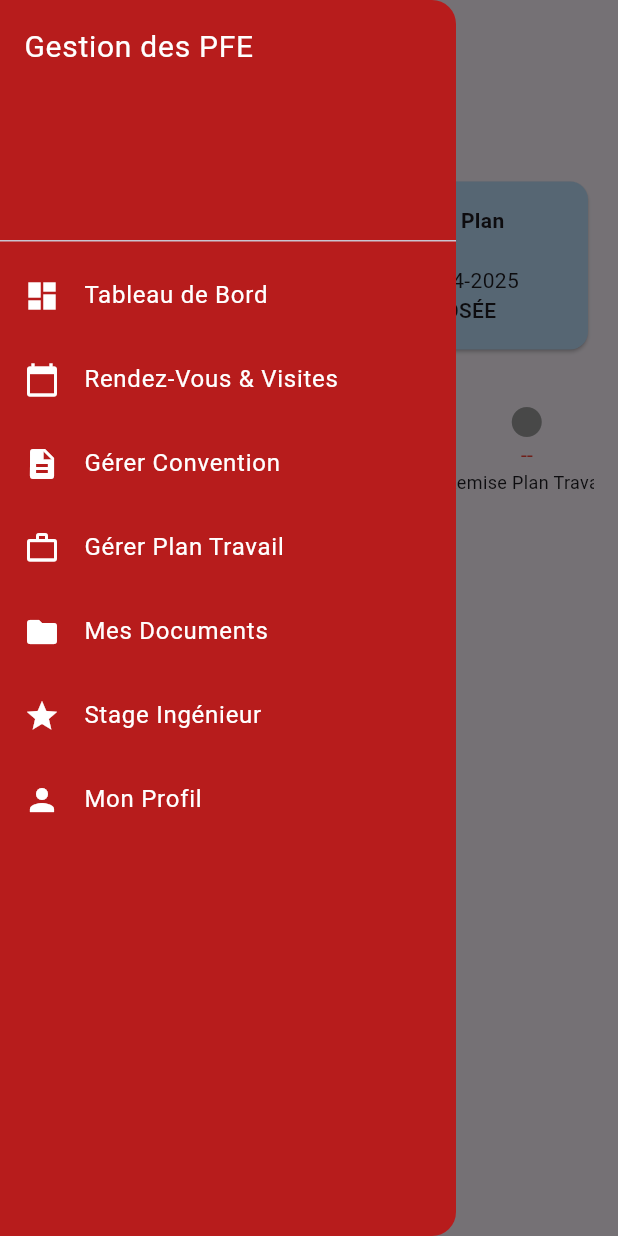
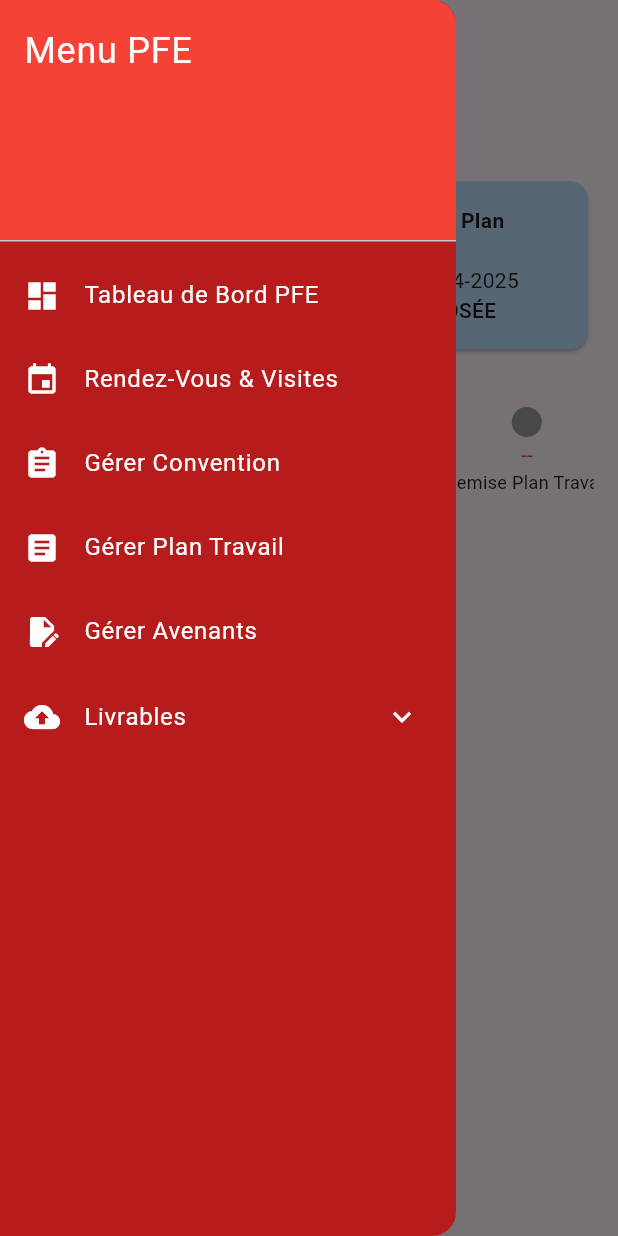
Before and after one commit to SaibiDhia/stage_app, a Flutter app: the DashboardStudent screen opened directly, with the side drawer open, on a phone screen of 412 x 824 dp. Run offline on Flutter 3.47's test engine with Material 3 defaults, Android fonts, the phone set to English and light mode, and no system bars; our stand-ins replace file_picker, shared_preferences; accounts and stored records are empty.

Commit message:
Upload is working successfully

```diff
--- a/Frontend/lib/main.dart
+++ b/Frontend/lib/main.dart
@@ -2,6 +2,7 @@ import 'package:flutter/material.dart';
 import 'package:pfeproject/screens/register_page.dart';
 import 'package:pfeproject/screens/splash_screen.dart';
 import 'package:pfeproject/screens/login_page.dart';
+import 'package:pfeproject/screens/depot_page.dart';
 
 void main() {
   runApp(const MyApp());
--- a/Frontend/lib/screens/login_page.dart
+++ b/Frontend/lib/screens/login_page.dart
@@ -41,10 +41,12 @@ class _LoginPageState extends State<LoginPage> {
       final data = jsonDecode(response.body);
       final token = data['token'];
       final role = data['role'];
+      final userId = data['id'];
 
       final prefs = await SharedPreferences.getInstance();
       await prefs.setString('token', token);
       await prefs.setString('role', role);
+      await prefs.setInt('userId', userId);
 
       if (role == 'ETUDIANT') {
         Navigator.of(context).pushReplacement(
--- a/Frontend/lib/widgets/sidebar.dart
+++ b/Frontend/lib/widgets/sidebar.dart
@@ -1,40 +1,77 @@
 import 'package:flutter/material.dart';
+import '../screens/depot_page.dart';
 
 class Sidebar extends StatelessWidget {
-  final void Function(String)? onSelect;
-
-  const Sidebar({super.key, this.onSelect});
+  const Sidebar({super.key});
 
   @override
   Widget build(BuildContext context) {
     return Drawer(
-      backgroundColor: Colors.red.shade900,
+      backgroundColor: Colors.red[900],
       child: ListView(
+        padding: EdgeInsets.zero,
         children: [
-          DrawerHeader(
+          const DrawerHeader(
+            decoration: BoxDecoration(color: Colors.red),
             child: Text(
-              'Gestion des PFE',
-              style: TextStyle(color: Colors.white, fontSize: 20),
+              'Menu PFE',
+              style: TextStyle(color: Colors.white, fontSize: 24),
             ),
           ),
-          _buildTile(Icons.dashboard, 'Tableau de Bord', 'dashboard'),
-          _buildTile(
-              Icons.calendar_today, 'Rendez-Vous & Visites', 'rendezvous'),
-          _buildTile(Icons.description, 'Gérer Convention', 'convention'),
-          _buildTile(Icons.work_outline, 'Gérer Plan Travail', 'plan'),
-          _buildTile(Icons.folder, 'Mes Documents', 'documents'),
-          _buildTile(Icons.star, 'Stage Ingénieur', 'stage'),
-          _buildTile(Icons.person, 'Mon Profil', 'profil'),
+          _buildTile(Icons.dashboard, "Tableau de Bord PFE", () {}),
+          _buildTile(Icons.event, "Rendez-Vous & Visites", () {}),
+          _buildTile(Icons.assignment, "Gérer Convention", () {}),
+          _buildTile(Icons.article, "Gérer Plan Travail", () {}),
+          _buildTile(Icons.edit_document, "Gérer Avenants", () {}),
+          ExpansionTile(
+            title:
+                const Text("Livrables", style: TextStyle(color: Colors.white)),
+            leading: const Icon(Icons.cloud_upload, color: Colors.white),
+            collapsedIconColor: Colors.white,
+            iconColor: Colors.white,
+            children: [
+              ListTile(
+                title: const Text("Déposer Journaux"),
+                onTap: () => Navigator.push(
+                  context,
+                  MaterialPageRoute(
+                    builder: (context) =>
+                        const DepotPage(documentType: "Journal de Bord"),
+                  ),
+                ),
+              ),
+              ListTile(
+                title: const Text("Déposer Bilans"),
+                onTap: () => Navigator.push(
+                  context,
+                  MaterialPageRoute(
+                    builder: (context) =>
+                        const DepotPage(documentType: "Bilan"),
+                  ),
+                ),
+              ),
+              ListTile(
+                title: const Text("Déposer Rapports"),
+                onTap: () => Navigator.push(
+                  context,
+                  MaterialPageRoute(
+                    builder: (context) =>
+                        const DepotPage(documentType: "Rapport"),
+                  ),
+                ),
+              ),
+            ],
+          ),
         ],
       ),
     );
   }
 
-  ListTile _buildTile(IconData icon, String title, String route) {
+  ListTile _buildTile(IconData icon, String title, VoidCallback onTap) {
     return ListTile(
       leading: Icon(icon, color: Colors.white),
-      title: Text(title, style: TextStyle(color: Colors.white)),
-      onTap: () => onSelect?.call(route),
+      title: Text(title, style: const TextStyle(color: Colors.white)),
+      onTap: onTap,
     );
   }
 }
```
Also changed, not shown: Frontend/lib/screens/depot_page.dart (added, +101 -0 lines).
